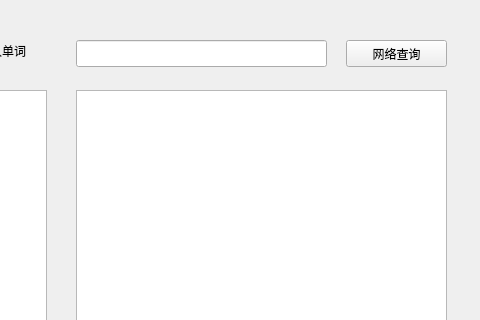
Above: dictionary.ui from tsuibin/project-dictionary before the change; both pictures show x 104 to 584 and y 0 to 320 of the 584 by 417 pixel window. Below: the same form after it.
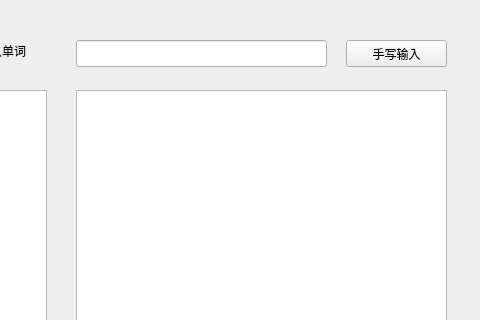
That is the form after the change.

Diff of the .ui file:
```diff
--- a/dictionary.ui
+++ b/dictionary.ui
@@ -33,7 +33,7 @@
     </rect>
    </property>
    <property name="text">
-    <string>网络查询</string>
+    <string>手写输入</string>
    </property>
    <property name="autoDefault">
     <bool>true</bool>
```
Left out of the diff: 2 changed lines with no effect on the pictures.
